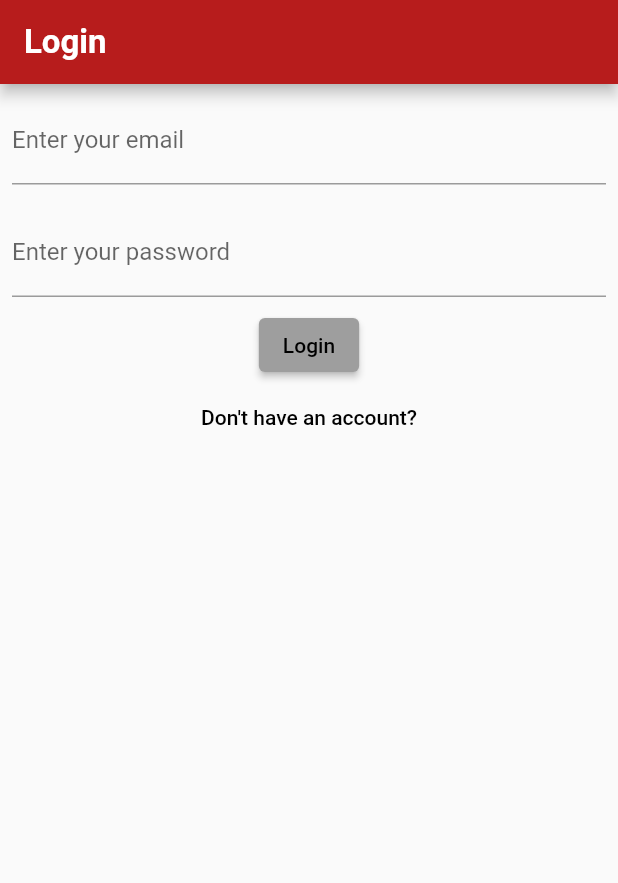
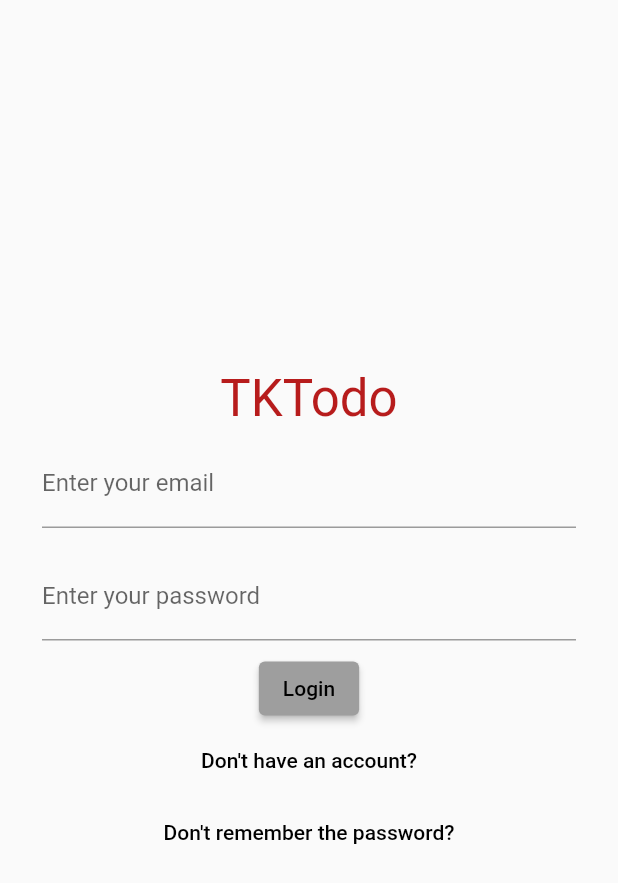
Before and after one commit to ttoghere/tktodo, a Flutter app: the screen it shows after launch, on a phone screen of 412 x 824 dp. Shown: the top 883 px of the screen. Run offline on Flutter 3.47's test engine with Material 2 defaults, Android fonts, the phone set to English and light mode, and no system bars; our stand-ins replace cloud_firestore, equatable, firebase_auth, firebase_core, flutter_bloc, get_storage and 1 more; accounts and stored records are empty.

Commit message:
What i did ?? && Next on:
Did:
1)UI fixed
2)Assets have been added
Next on:
Auth Error handle
Native Splash

```diff
--- a/lib/bloc_folder/task_bloc/task_bloc_bloc.dart
+++ b/lib/bloc_folder/task_bloc/task_bloc_bloc.dart
@@ -1,5 +1,3 @@
-import 'dart:async';
-
 import 'package:equatable/equatable.dart';
 import 'package:tktodo/bloc_folder/bloc_shelf.dart';
 import 'package:tktodo/models/task.dart';
--- a/lib/main.dart
+++ b/lib/main.dart
@@ -4,11 +4,7 @@ import 'package:firebase_core/firebase_core.dart';
 import 'package:path_provider/path_provider.dart';
 import 'package:tktodo/app_theme.dart';
 import 'package:tktodo/bloc_folder/bloc_shelf.dart';
-import 'package:tktodo/pages/forgot_pass_page.dart';
-import 'package:tktodo/pages/login_page.dart';
-import 'package:tktodo/pages/register_page.dart';
 import 'package:tktodo/pages/splash_page.dart';
-import 'package:tktodo/pages/tabs_page.dart';
 import 'package:tktodo/repositories/auth/auth_repository.dart';
 import 'package:tktodo/repositories/tasks/task_repository.dart';
 import 'package:tktodo/services/app_router.dart';
--- a/lib/models/task.dart
+++ b/lib/models/task.dart
@@ -1,4 +1,4 @@
-// ignore_for_file: public_member_api_docs, sort_constructors_first
+// ignore_for_file: public_member_api_docs, sort_constructors_first, must_be_immutable
 
 import "package:equatable/equatable.dart";
 
--- a/lib/pages/login_page.dart
+++ b/lib/pages/login_page.dart
@@ -1,8 +1,8 @@
 import 'dart:developer';
-
-import 'package:firebase_auth/firebase_auth.dart';
 import 'package:flutter/material.dart';
 import 'package:tktodo/bloc_folder/bloc_shelf.dart';
+import 'package:tktodo/pages/forgot_pass_page.dart';
+import 'package:tktodo/pages/register_page.dart';
 import 'package:tktodo/pages/tabs_page.dart';
 import 'package:tktodo/repositories/auth/auth_repository.dart';
 
@@ -18,7 +18,6 @@ class _LoginPageState extends State<LoginPage> {
   final TextEditingController _emailController = TextEditingController();
   final TextEditingController _passwordControler = TextEditingController();
   final _formKey = GlobalKey<FormState>();
-  final FirebaseAuth _auth = FirebaseAuth.instance;
   @override
   void dispose() {
     _emailController.dispose();
@@ -29,15 +28,19 @@ class _LoginPageState extends State<LoginPage> {
   @override
   Widget build(BuildContext context) {
     return Scaffold(
-      appBar: AppBar(
-        title: const Text("Login"),
-      ),
       body: Form(
         key: _formKey,
-        child: SingleChildScrollView(
+        child: Padding(
+          padding: const EdgeInsets.symmetric(horizontal: 20),
           child: Column(
             mainAxisAlignment: MainAxisAlignment.center,
             children: [
+              Text(
+                "TKTodo",
+                style: Theme.of(context).textTheme.headlineMedium!.copyWith(
+                      color: Colors.red[900],
+                    ),
+              ),
               Padding(
                 padding: const EdgeInsets.all(8),
                 child: TextFormField(
@@ -96,7 +99,16 @@ class _LoginPageState extends State<LoginPage> {
                 child: const Text("Login"),
               ),
               TextButton(
-                  onPressed: () {}, child: const Text("Don't have an account?"))
+                  onPressed: () {
+                    Navigator.of(context).pushNamed(RegisterPage.routeName);
+                  },
+                  child: const Text("Don't have an account?")),
+              TextButton(
+                  onPressed: () {
+                    Navigator.of(context)
+                        .pushNamed(ForgotPasswordPage.routeName);
+                  },
+                  child: const Text("Don't remember the password?"))
             ],
           ),
         ),
--- a/lib/pages/splash_page.dart
+++ b/lib/pages/splash_page.dart
@@ -12,7 +12,7 @@ class SplashScreen extends StatefulWidget {
 }
 
 class _SplashScreenState extends State<SplashScreen> {
-  GetStorage _getStorage = GetStorage();
+  final GetStorage _getStorage = GetStorage();
   @override
   void initState() {
     super.initState();
```
Also changed, not shown: lib/pages/forgot_pass_page.dart (+19 -1 lines), lib/pages/register_page.dart (+18 -6 lines), 52 other files.
